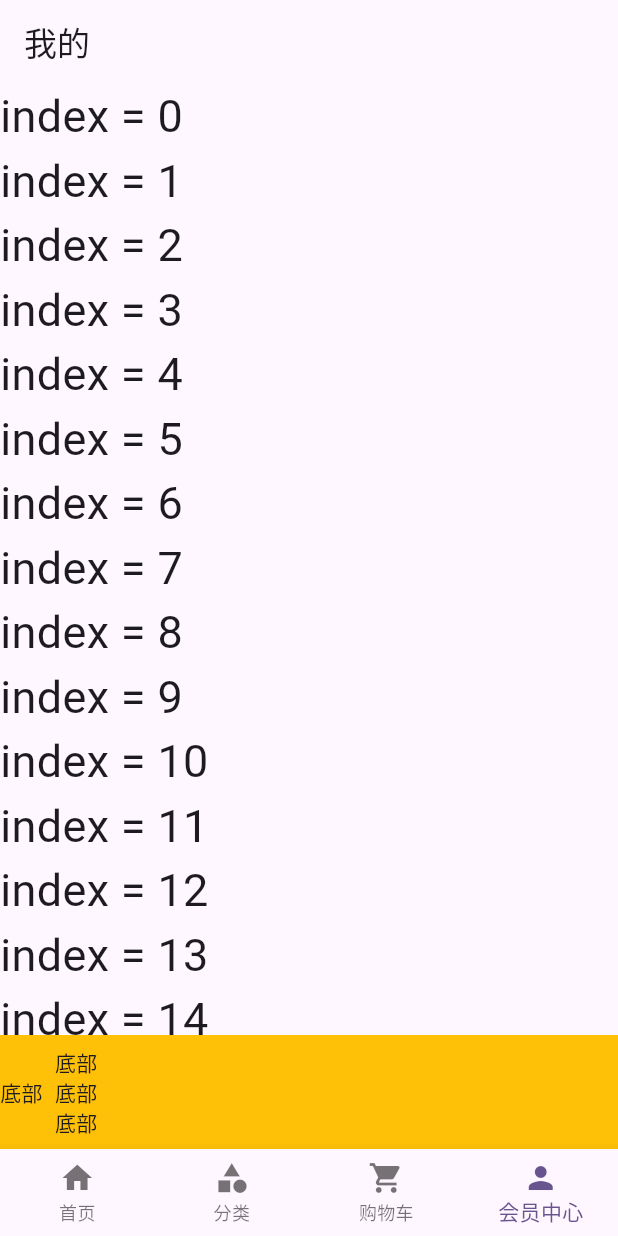
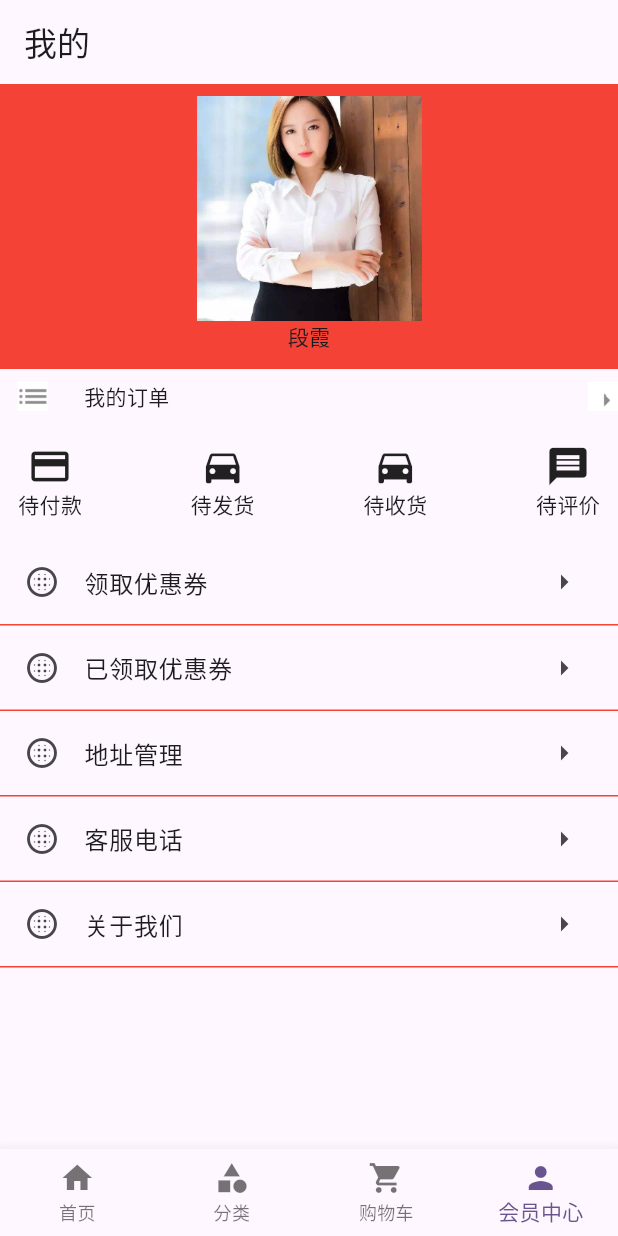
Before and after one commit to wangweijun123/flutter_shop_dx_last, a Flutter app: the screen it shows after launch, item 4 of the bottom bar chosen, on a phone screen of 412 x 824 dp. Run offline on Flutter 3.47's test engine with Material 3 defaults, Android fonts, the light colour scheme and no system bars; our stand-ins replace dio, flutter_screenutil, flutter_swiper_null_safety, get; missing offline and left inert: dart:ffi; network calls fail.

Commit message:
我的页面

```diff
--- a/lib/config/http_conf.dart
+++ b/lib/config/http_conf.dart
@@ -1,7 +1,7 @@
 // const base_url = 'http://127.0.0.1/:3000/';
 // const base_url = 'http://192.168.0.32:3000/';
 // ip 变化了, 客户端与服务端都要变化一下哦node_shop_server/router/config.js
-const base_url = 'http://172.16.64.127:3000/';
+const base_url = 'http://172.16.64.235:3000/';
 const servicePath = {
   'homePageContext': base_url + 'getHomePageContent', //首页数据
   'getHotGoods': base_url + 'getHotGoods', //火爆专区
--- a/lib/pages/member_page.dart
+++ b/lib/pages/member_page.dart
@@ -1,4 +1,7 @@
 import 'package:flutter/material.dart';
+import 'package:flutter_shop_dx_last/log/log_constanst.dart';
+
+import '../config/string.dart';
 
 class MemberPage extends StatefulWidget {
   @override
@@ -12,42 +15,135 @@ class _MemberPageState extends State<MemberPage> {
       appBar: AppBar(
         title: const Text('我的'),
       ),
-        body: Column(
-          children: [
-            Expanded(
-              child: ListView.builder(
-                  itemCount: 50,
-                  itemBuilder: (BuildContext context, int index) {
-                    return _itemCart(index);
-                  }),
-            ),
-            Container(
-              color: Colors.amber,
-              child: const Row(
-                children: [
-                  Text('底部'),
-                  Padding(
-                    padding: EdgeInsets.all(8.0),
+      body: SingleChildScrollView(
         child: Column(
           children: [
-                        Text('底部'),
-                        Text('底部'),
-                        Text('底部'),
+            // 这里放置需要滚动的 Widgets
+            _topHeader(),
+            _orderTitle(),
+            _orderType(),
+            _actionList(),
           ],
         ),
       ),
+    );
+  }
+
+  //头像区域
+  Widget _topHeader() {
+    return Container(
+      color: Colors.red,
+      // 使用 double.infinity,填充父widget
+      width: double.infinity,
+      child: Padding(
+        padding: const EdgeInsets.only(top: 8.0, bottom: 12.0),
+        child: Column(
+          children: [
+            Image.asset(
+              'assets/images/girl.jpeg',
+              fit: BoxFit.cover,
+              width: 150,
+              height: 150,
+            ),
+            Text('段霞')
           ],
         ),
       ),
-          ],
-        ));
+    );
   }
 
-  Text _itemCart(int index) {
-    return Text(
-      'index = $index',
-      style: const TextStyle(
-        fontSize: 30,
+  //我的订单标题
+  Widget _orderTitle() {
+    return Padding(
+      padding: const EdgeInsets.only(
+        top: 8,
+        bottom: 8,
+      ),
+      child: Row(
+        children: [
+          Padding(
+            padding: const EdgeInsets.only(left: 12, right: 24),
+            child: Image.asset(
+              'assets/images/icon_menu.png',
+              fit: BoxFit.cover,
+              width: 20,
+              height: 20,
+            ),
+          ),
+          Text('我的订单'),
+
+          // 填充空白空间
+          Expanded(flex: 1, child: Container()),
+
+          Image.asset(
+            'assets/images/arrow_right.png',
+            fit: BoxFit.cover,
+            width: 20,
+            height: 20,
+          ),
+        ],
+      ),
+    );
+  }
+
+  //我的订单类型
+  Widget _orderType() {
+    return Padding(
+      padding: const EdgeInsets.only(left: 12, right: 12, top: 14, bottom: 14),
+      child: Row(
+        mainAxisAlignment: MainAxisAlignment.spaceBetween,
+        children: [
+          _orderTypeItem(Icons.payment, KString.pendingPayText), //'待付款'
+          _orderTypeItem(Icons.directions_car, KString.toBeSendText), //'待发货'
+          _orderTypeItem(
+              Icons.directions_car, KString.toBeReceivedText), //'待付款'
+          _orderTypeItem(Icons.message, KString.evaluateText), //'待评价'
+        ],
+      ),
+    );
+  }
+
+  Widget _orderTypeItem(IconData? icon, String data) {
+    return Column(
+      children: [
+        Icon(
+          icon,
+          size: 30,
+        ),
+        Text(data),
+      ],
+    );
+  }
+
+  //其它操作列表
+  Widget _actionList() {
+    return Column(
+      children: [
+        _myListTile('领取优惠券'),
+        _myListTile('已领取优惠券'),
+        _myListTile('地址管理'),
+        _myListTile('客服电话'),
+        _myListTile('关于我们'),
+      ],
+    );
+  }
+
+  Widget _myListTile(String title) {
+    return InkWell(
+      onTap: () {
+        myPrint('click title = $title');
+      },
+      child: Container(
+        decoration: const BoxDecoration(
+          border: Border(
+            bottom: BorderSide(color: Colors.red),
+          ),
+        ),
+        child: ListTile(
+          leading: const Icon(Icons.blur_circular),
+          title: Text(title),
+          trailing: const Icon(Icons.arrow_right),
+        ),
       ),
     );
   }
--- a/pubspec.yaml
+++ b/pubspec.yaml
@@ -75,6 +75,8 @@ flutter:
 
   assets:
     - assets/images/girl.jpeg
+    - assets/images/icon_menu.png
+    - assets/images/arrow_right.png
   # assets:
   #   - images/a_dot_burr.jpeg
   #   - images/a_dot_ham.jpeg
```
Also changed, not shown: assets/images/arrow_right.png (added), assets/images/icon_menu.png (added). Lines whose indentation alone changed are shown as unchanged.
